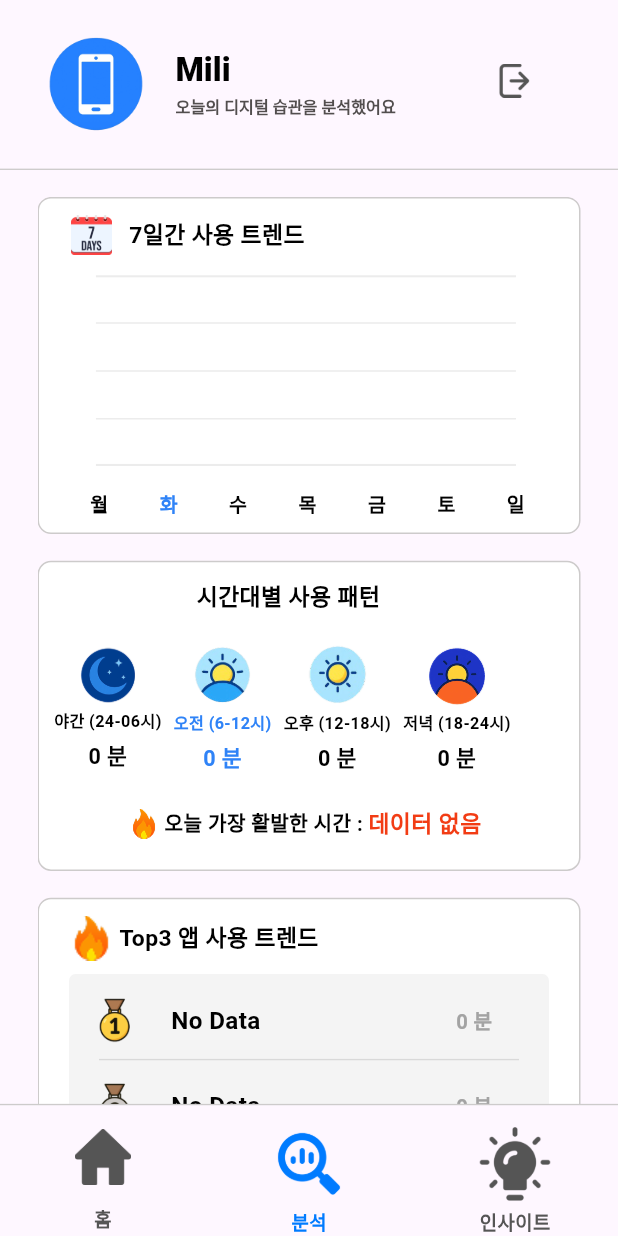
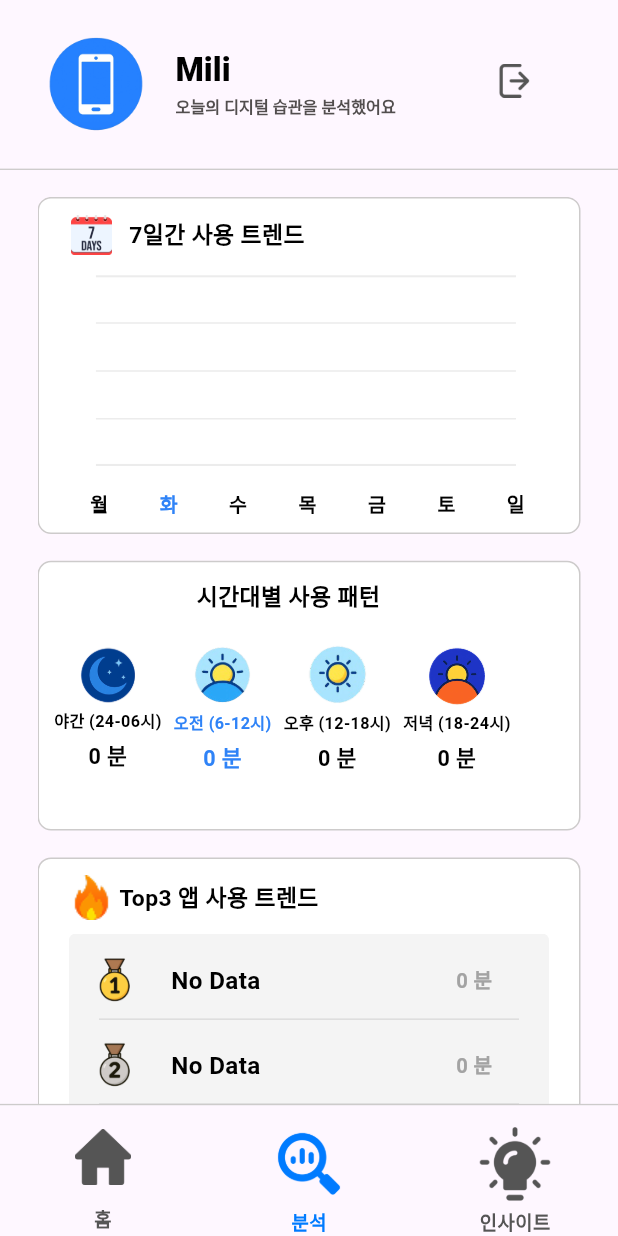
Before and after one commit to mili-second/Frontend, a Flutter app: the MainView screen opened directly, item 2 of the bottom bar chosen, on a phone screen of 412 x 824 dp. Run offline on Flutter 3.47's test engine with Material 3 defaults, Android fonts, the phone set to English and light mode, and no system bars; drawn by our look-alikes of fl_chart; our stand-ins replace device_info_plus, flutter_screenutil, flutter_secure_storage, shared_preferences; missing offline and left inert: flutter_web_frame; accounts and stored records are empty; network calls fail.

Commit message:
refactor: 시간대별 사용패턴' 가장 활발한 시간' 제거

```diff
--- a/mili_second/lib/analyze/view/usage_patterns_by_time_of_day.dart
+++ b/mili_second/lib/analyze/view/usage_patterns_by_time_of_day.dart
@@ -73,7 +73,7 @@ class _UsagePatternsByTimeOfDayState extends State<UsagePatternsByTimeOfDay> {
 
     return Container(
       width: kIsWeb ? 362 : 362.w,
-      height: kIsWeb ? 230 : 230.h,
+      height: kIsWeb ? 200 : 200.h,
       decoration: BoxDecoration(
         color: Color(0xFFFFFFFF),
         borderRadius: BorderRadius.circular(kIsWeb ? 10 : 10.r),
@@ -296,54 +296,54 @@ class _UsagePatternsByTimeOfDayState extends State<UsagePatternsByTimeOfDay> {
             //     ],
             //   ),
             // ),
-            SizedBox(height: kIsWeb ? 10 : 10.h),
-            SizedBox(
-              child: Row(
-                mainAxisAlignment: MainAxisAlignment.center,
-                children: [
-                  Image.asset(
-                    'assets/icons/top3MainIcon.png',
-                    width: kIsWeb ? 20 : 20.w,
-                    height: kIsWeb ? 20 : 20.w,
-                  ),
-                  _currentIndex == 0
-                      ? Text(
-                          ' 오늘 가장 활발한 시간 : ',
-                          style: TextStyle(
-                            color: Color(0xFF000000),
-                            fontSize: kIsWeb ? 15 : 15.r,
-                            fontWeight: FontWeight.w700,
-                          ),
-                        )
-                      : Text(
-                          ' ',
-                          style: TextStyle(
-                            color: Color(0xFF000000),
-                            fontSize: kIsWeb ? 15 : 15.r,
-                            fontWeight: FontWeight.w700,
-                          ),
-                        ),
-                  _currentIndex == 0
-                      ? Text(
-                          widget.timeOfDayPatternPeakTime,
-                          style: TextStyle(
-                            color: Color(0xFFF23C14),
-                            fontSize: kIsWeb ? 17 : 17.r,
-                            fontWeight: FontWeight.w700,
-                          ),
-                        )
-                      : Text(
-                          ' ',
-                          style: TextStyle(
-                            color: Color(0xFFF23C14),
-                            fontSize: kIsWeb ? 17 : 17.r,
-                            fontWeight: FontWeight.w700,
-                          ),
-                        ),
-                  SizedBox(width: kIsWeb ? 10 : 10.w),
-                ],
-              ),
-            ),
+            // SizedBox(height: kIsWeb ? 10 : 10.h),
+            // SizedBox(
+            //   child: Row(
+            //     mainAxisAlignment: MainAxisAlignment.center,
+            //     children: [
+            //       Image.asset(
+            //         'assets/icons/top3MainIcon.png',
+            //         width: kIsWeb ? 20 : 20.w,
+            //         height: kIsWeb ? 20 : 20.w,
+            //       ),
+            //       _currentIndex == 0
+            //           ? Text(
+            //               ' 오늘 가장 활발한 시간 : ',
+            //               style: TextStyle(
+            //                 color: Color(0xFF000000),
+            //                 fontSize: kIsWeb ? 15 : 15.r,
+            //                 fontWeight: FontWeight.w700,
+            //               ),
+            //             )
+            //           : Text(
+            //               ' ',
+            //               style: TextStyle(
+            //                 color: Color(0xFF000000),
+            //                 fontSize: kIsWeb ? 15 : 15.r,
+            //                 fontWeight: FontWeight.w700,
+            //               ),
+            //             ),
+            //       _currentIndex == 0
+            //           ? Text(
+            //               widget.timeOfDayPatternPeakTime,
+            //               style: TextStyle(
+            //                 color: Color(0xFFF23C14),
+            //                 fontSize: kIsWeb ? 17 : 17.r,
+            //                 fontWeight: FontWeight.w700,
+            //               ),
+            //             )
+            //           : Text(
+            //               ' ',
+            //               style: TextStyle(
+            //                 color: Color(0xFFF23C14),
+            //                 fontSize: kIsWeb ? 17 : 17.r,
+            //                 fontWeight: FontWeight.w700,
+            //               ),
+            //             ),
+            //       SizedBox(width: kIsWeb ? 10 : 10.w),
+            //     ],
+            //   ),
+            // ),
           ],
         ),
       ),
```
